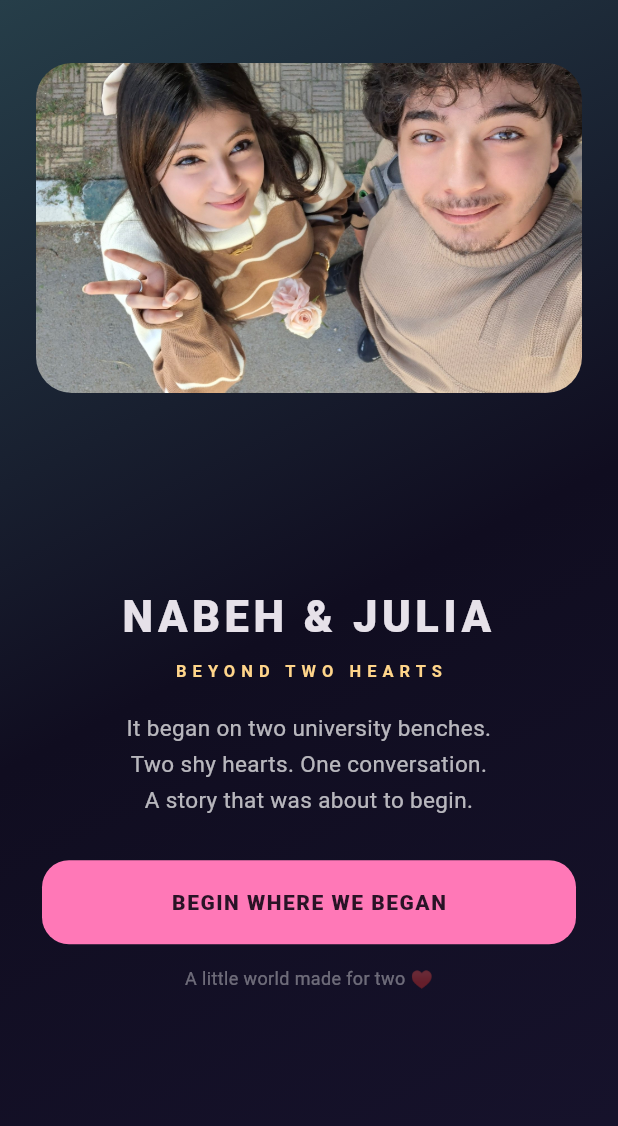
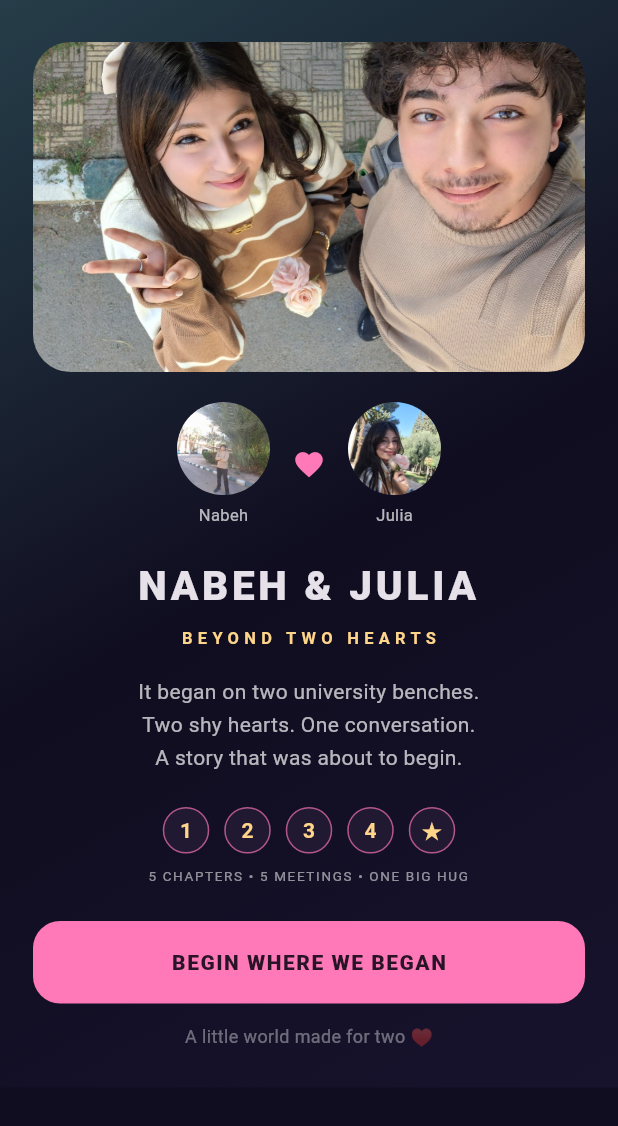
Before and after one commit to nabehkallash-blip/nabeh-and-julia-beyond-two-hearts, a Flutter app: the screen it shows after launch, on a phone screen of 412 x 824 dp. Shown: the top 1126 px of the screen. Run offline on Flutter 3.47's test engine with Material 3 defaults, Android fonts, the phone set to English and light mode, and no system bars.

Commit message:
Feature our real photos and chapter journey

```diff
--- a/lib/screens/home_screen.dart
+++ b/lib/screens/home_screen.dart
@@ -1,84 +1,77 @@
 import 'package:flutter/material.dart';
-
 import '../theme/app_theme.dart';
 import 'game_screen.dart';
 
 class HomeScreen extends StatelessWidget {
   const HomeScreen({super.key});
-
   @override
   Widget build(BuildContext context) {
     return Scaffold(
-      body: Container(
-        decoration: const BoxDecoration(
-          gradient: LinearGradient(
-            begin: Alignment.topLeft,
-            end: Alignment.bottomRight,
-            colors: [Color(0xFF263E49), AppTheme.background, Color(0xFF17132D)],
-          ),
-        ),
-        child: SafeArea(
-          child: Stack(
-            children: [
-              Positioned(
-                top: 42, left: 24, right: 24, height: 220,
-                child: ClipRRect(
-                  borderRadius: BorderRadius.circular(24),
-                  child: Image.asset(
-                    'assets/images/together.jpg',
-                    fit: BoxFit.cover,
-                    errorBuilder: (_, __, ___) => const ColoredBox(color: AppTheme.surface),
-                  ),
-                ),
-              ),
-              Center(
-                child: Padding(
-                  padding: const EdgeInsets.fromLTRB(28, 245, 28, 18),
-                  child: Column(
-                    mainAxisAlignment: MainAxisAlignment.center,
-                    children: [
-                      const Text('NABEH & JULIA',
-                        textAlign: TextAlign.center,
-                        style: TextStyle(fontSize: 29, letterSpacing: 3,
-                          fontWeight: FontWeight.w800)),
-                      const SizedBox(height: 8),
-                      const Text('BEYOND TWO HEARTS',
-                        style: TextStyle(color: AppTheme.gold, fontSize: 11,
-                          letterSpacing: 4, fontWeight: FontWeight.w600)),
-                      const SizedBox(height: 18),
-                      const Text(
-                        'It began on two university benches.\nTwo shy hearts. One conversation.\nA story that was about to begin.',
-                        textAlign: TextAlign.center,
-                        style: TextStyle(color: Colors.white70, height: 1.6, fontSize: 15),
-                      ),
-                      const SizedBox(height: 28),
-                      SizedBox(
-                        width: double.infinity, height: 56,
-                        child: FilledButton(
-                          style: FilledButton.styleFrom(
-                            backgroundColor: AppTheme.pink,
-                            foregroundColor: const Color(0xFF291326),
-                            shape: RoundedRectangleBorder(
-                              borderRadius: BorderRadius.circular(18)),
-                          ),
-                          onPressed: () => Navigator.of(context).push(
-                            MaterialPageRoute<void>(builder: (_) => const GameScreen()),
-                          ),
-                          child: const Text('BEGIN WHERE WE BEGAN',
-                            style: TextStyle(fontWeight: FontWeight.w800, letterSpacing: 1)),
-                        ),
-                      ),
-                      const SizedBox(height: 14),
-                      const Text('A little world made for two ♥',
-                        style: TextStyle(color: Colors.white38, fontSize: 12)),
-                    ],
-                  ),
-                ),
-              ),
-            ],
-          ),
-        ),
+      body:Container(
+        decoration:const BoxDecoration(gradient:LinearGradient(begin:Alignment.topLeft,end:Alignment.bottomRight,
+          colors:[Color(0xFF263E49),AppTheme.background,Color(0xFF17132D)])),
+        child:SafeArea(child:SingleChildScrollView(child:Padding(
+          padding:const EdgeInsets.fromLTRB(22,28,22,26),
+          child:Column(children:[
+            ClipRRect(borderRadius:BorderRadius.circular(25),child:Image.asset('assets/images/together.jpg',
+              height:220,width:double.infinity,fit:BoxFit.cover,
+              errorBuilder:(_,__,___)=>Container(height:220,color:AppTheme.surface,
+                child:const Icon(Icons.favorite,size:60,color:AppTheme.pink)))),
+            const SizedBox(height:20),
+            const Row(mainAxisAlignment:MainAxisAlignment.center,children:[
+              _HomeFace(image:'assets/images/nabeh.jpg',label:'Nabeh'),
+              Padding(padding:EdgeInsets.symmetric(horizontal:15),child:Icon(Icons.favorite,color:AppTheme.pink,size:22)),
+              _HomeFace(image:'assets/images/julia.jpg',label:'Julia'),
+            ]),
+            const SizedBox(height:20),
+            const Text('NABEH & JULIA',textAlign:TextAlign.center,
+              style:TextStyle(fontSize:27,letterSpacing:2.5,fontWeight:FontWeight.w900)),
+            const SizedBox(height:7),
+            const Text('BEYOND TWO HEARTS',style:TextStyle(color:AppTheme.gold,fontSize:11,letterSpacing:3.5,fontWeight:FontWeight.w700)),
+            const SizedBox(height:17),
+            const Text('It began on two university benches.\nTwo shy hearts. One conversation.\nA story that was about to begin.',
+              textAlign:TextAlign.center,style:TextStyle(color:Colors.white70,height:1.6,fontSize:14)),
+            const SizedBox(height:22),
+            const Row(mainAxisAlignment:MainAxisAlignment.center,children:[
+              _ChapterDot(number:'1'),_ChapterDot(number:'2'),_ChapterDot(number:'3'),
+              _ChapterDot(number:'4'),_ChapterDot(number:'★'),
+            ]),
+            const SizedBox(height:8),
+            const Text('5 CHAPTERS • 5 MEETINGS • ONE BIG HUG',textAlign:TextAlign.center,
+              style:TextStyle(color:Colors.white54,fontSize:9,letterSpacing:1.1)),
+            const SizedBox(height:24),
+            SizedBox(width:double.infinity,height:55,child:FilledButton(
+              style:FilledButton.styleFrom(backgroundColor:AppTheme.pink,foregroundColor:const Color(0xFF291326),
+                shape:RoundedRectangleBorder(borderRadius:BorderRadius.circular(18))),
+              onPressed:()=>Navigator.of(context).push(MaterialPageRoute<void>(builder:(_)=>const GameScreen())),
+              child:const Text('BEGIN WHERE WE BEGAN',style:TextStyle(fontWeight:FontWeight.w900,letterSpacing:1)))),
+            const SizedBox(height:13),
+            const Text('A little world made for two ♥',style:TextStyle(color:Colors.white38,fontSize:12)),
+          ]),
+        ))),
       ),
     );
   }
 }
+
+class _HomeFace extends StatelessWidget {
+  const _HomeFace({required this.image,required this.label});
+  final String image,label;
+  @override
+  Widget build(BuildContext context)=>Column(children:[
+    CircleAvatar(radius:31,backgroundColor:AppTheme.surface,backgroundImage:AssetImage(image)),
+    const SizedBox(height:5),
+    Text(label,style:const TextStyle(color:Colors.white70,fontSize:11)),
+  ]);
+}
+
+class _ChapterDot extends StatelessWidget {
+  const _ChapterDot({required this.number});
+  final String number;
+  @override
+  Widget build(BuildContext context)=>Container(
+    margin:const EdgeInsets.symmetric(horizontal:5),width:31,height:31,
+    decoration:BoxDecoration(shape:BoxShape.circle,color:AppTheme.surface,border:Border.all(color:AppTheme.pink.withOpacity(.65))),
+    child:Center(child:Text(number,style:const TextStyle(color:AppTheme.gold,fontWeight:FontWeight.bold))),
+  );
+}
```
